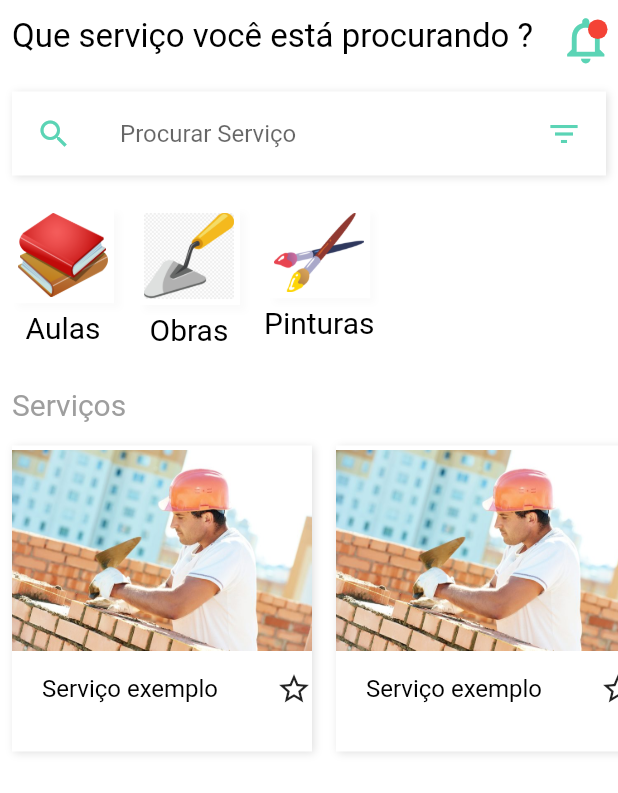
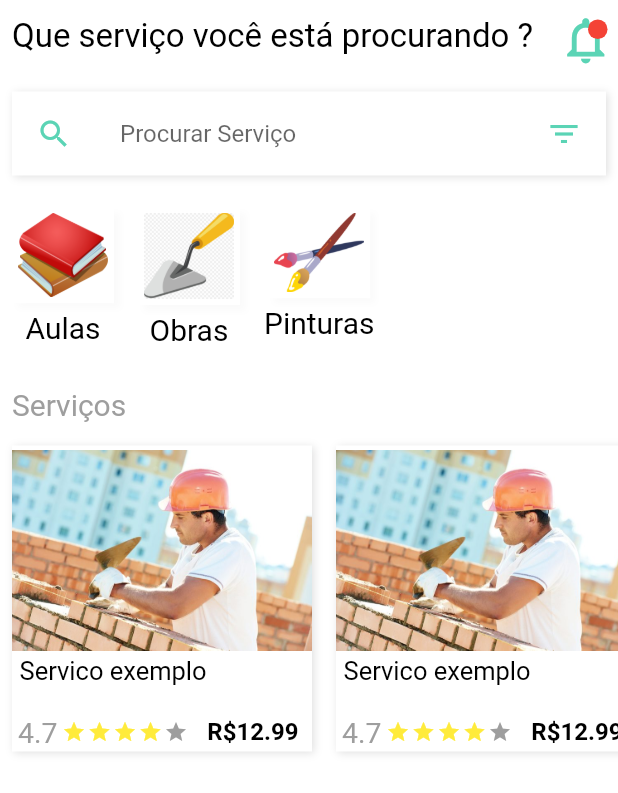
Before and after one commit to MatteiRc/EmFormalApp_versao2, a Flutter app: the screen it shows after launch, on a phone screen of 412 x 824 dp. Shown: the top 793 px of the screen. Run offline on Flutter 3.47's test engine with Material 2 defaults, Android fonts, the phone set to English and light mode, and no system bars; our stand-ins replace flutter_rating_bar.

Commit message:
terceira versao

```diff
--- a/lib/scr/cores.dart
+++ b/lib/scr/cores.dart
@@ -5,3 +5,4 @@ const grey = Colors.grey;
 const white = Colors.white;
 const tema = Color(0xffb58d3b4);
 const black = Colors.black;
+const yellow = Colors.yellow;
--- a/lib/scr/telas/home.dart
+++ b/lib/scr/telas/home.dart
@@ -1,4 +1,5 @@
 import 'package:flutter/material.dart';
+import 'package:flutter/painting.dart';
 import 'package:flutter_app/scr/cores.dart';
 import 'package:flutter_app/scr/modelos/categoria.dart';
 import 'package:flutter_app/scr/widgets/categorias.dart';
@@ -106,15 +107,59 @@ class _HomeState extends State<Home> {
                           mainAxisAlignment: MainAxisAlignment.spaceBetween,
                           children: <Widget>[
                             Padding(
-                              padding: const EdgeInsets.only(left: 20, top: 150),
-                              child: Titulo(text: "Serviço exemplo",),
+                              padding: const EdgeInsets.only(left: 5, top: 140),
+                              child: Titulo(text: "Servico exemplo",size: 17,),
+                            ),
+                            Padding(padding: EdgeInsets.all(4),
+                            child: Container(
+                              /*decoration: BoxDecoration(
+                              borderRadius: BorderRadius.circular(20),
+                              color: white, boxShadow: [
+                                BoxShadow(
+                                    color: grey[300], offset: Offset(1, 1), blurRadius: 4)
+                              ]),*/
+                            ),
+                            )
+                          ],
+                        ),
+                        Row(
+                          mainAxisAlignment: MainAxisAlignment.spaceBetween,
+                          children: <Widget>[
+                            Row(
+                              children: <Widget>[
+                                Padding(
+                                  padding: const EdgeInsets.only(left: 4, top: 180),
+                                  child: Titulo(text: "4.7",color: grey, size: 19,),
+                                ),
+                                SizedBox(width: 2,),
+                                Padding(
+                                  padding: const EdgeInsets.only(left: 1, top: 180),
+                                  child: Icon(Icons.star, color: yellow, size: 16,),
+                                ),
+                                Padding(
+                                  padding: const EdgeInsets.only(left: 1, top: 180),
+                                  child: Icon(Icons.star, color: yellow, size: 16,),
+                                ),
+                                Padding(
+                                  padding: const EdgeInsets.only(left: 1, top: 180),
+                                  child: Icon(Icons.star, color: yellow, size: 16,),
+                                ),
+                                Padding(
+                                  padding: const EdgeInsets.only(left: 1, top: 180),
+                                  child: Icon(Icons.star, color: yellow, size: 16,),
+                                ),
+                                Padding(
+                                  padding: const EdgeInsets.only(left: 1, top: 180),
+                                  child: Icon(Icons.star, color: grey, size: 16,),
+                                ),
+                              ],
                             ),
                             Padding(
-                              padding: const EdgeInsets.only(left: 20, top: 150),
-                              child: Icon(Icons.star_border),
-                            ),
+                              padding: const EdgeInsets.only(right: 9, top: 180),
+                              child: Titulo(text: "\R\$12.99", weight: FontWeight.bold,),),
                           ],
-                        )
+                        ),
+
                       ],
                     ),
 
```
